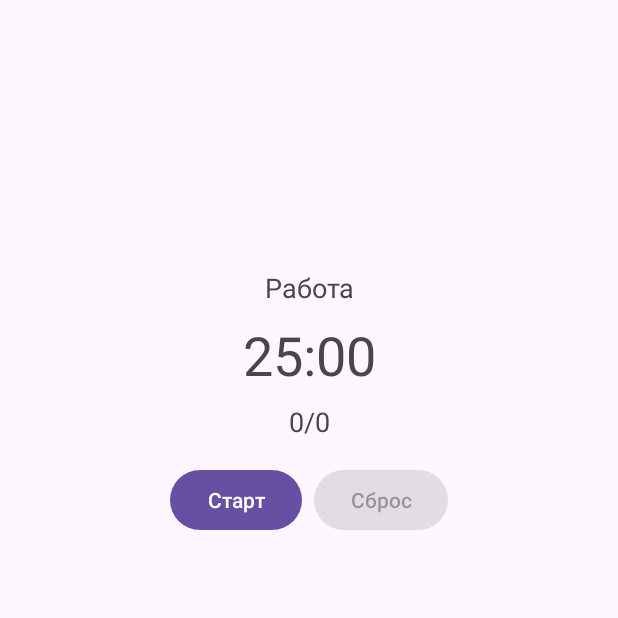
After one commit to Raytist/ITiger, an Android app: the PomodoroActivity screen opened directly, with no data from a screen before it, on a phone screen of 412 x 824 dp, the top half of it. The commit adds this screen. Run offline under Robolectric (Android 15) with nearby library versions, the phone set to English and light mode, and no system bars; 1 statement that could not run was skipped.

Commit message:
POMODORO

```diff
--- a/app/src/main/AndroidManifest.xml
+++ b/app/src/main/AndroidManifest.xml
@@ -1,10 +1,12 @@
 <?xml version="1.0" encoding="utf-8"?>
 <manifest xmlns:android="http://schemas.android.com/apk/res/android"
     xmlns:tools="http://schemas.android.com/tools">
+
     <uses-permission android:name="android.permission.FOREGROUND_SERVICE" />
     <uses-permission android:name="android.permission.FOREGROUND_SERVICE_DATA_SYNC" />
     <uses-permission android:name="android.permission.FOREGROUND_SERVICE_MEDIA_PLAYBACK" />
     <uses-permission android:name="android.permission.POST_NOTIFICATIONS" />
+
     <application
         android:allowBackup="true"
         android:dataExtractionRules="@xml/data_extraction_rules"
@@ -15,6 +17,9 @@
         android:supportsRtl="true"
         android:theme="@style/Theme.ITiger"
         tools:targetApi="33">
+        <activity
+            android:name=".PomodoroActivity"
+            android:exported="false" />
         <activity
             android:name=".ArchiveActivity"
             android:exported="false" />
@@ -27,6 +32,7 @@
                 <category android:name="android.intent.category.LAUNCHER" />
             </intent-filter>
         </activity>
+
         <service
             android:name=".PomodoroService"
             android:exported="false"
--- /dev/null
+++ b/app/src/main/res/layout/activity_pomodoro.xml
@@ -0,0 +1,97 @@
+<?xml version="1.0" encoding="utf-8"?>
+<LinearLayout xmlns:android="http://schemas.android.com/apk/res/android"
+    android:layout_width="match_parent"
+    android:layout_height="match_parent"
+    android:orientation="vertical"
+    android:padding="16dp">
+
+    <!-- Информация о тетромино -->
+    <TextView
+        android:id="@+id/text_title"
+        android:layout_width="match_parent"
+        android:layout_height="wrap_content"
+        android:textSize="20sp"
+        android:textStyle="bold"
+        android:paddingBottom="8dp"/>
+
+    <TextView
+        android:id="@+id/text_description"
+        android:layout_width="match_parent"
+        android:layout_height="wrap_content"
+        android:textSize="16sp"
+        android:paddingBottom="8dp"
+        android:maxLines="5"
+        android:ellipsize="end"
+        android:scrollbars="vertical"/>
+
+    <TextView
+        android:id="@+id/text_category"
+        android:layout_width="match_parent"
+        android:layout_height="wrap_content"
+        android:textSize="16sp"
+        android:paddingBottom="8dp"/>
+
+    <TextView
+        android:id="@+id/text_difficulty"
+        android:layout_width="match_parent"
+        android:layout_height="wrap_content"
+        android:textSize="16sp"
+        android:paddingBottom="8dp"/>
+
+    <TextView
+        android:id="@+id/text_time"
+        android:layout_width="match_parent"
+        android:layout_height="wrap_content"
+        android:textSize="16sp"
+        android:paddingBottom="16dp"/>
+
+    <!-- Элементы управления Pomodoro -->
+    <TextView
+        android:id="@+id/pomodoro_status"
+        android:layout_width="match_parent"
+        android:layout_height="wrap_content"
+        android:text="Работа"
+        android:textSize="18sp"
+        android:gravity="center"
+        android:paddingBottom="8dp"/>
+
+    <TextView
+        android:id="@+id/pomodoro_timer"
+        android:layout_width="match_parent"
+        android:layout_height="wrap_content"
+        android:text="25:00"
+        android:textSize="36sp"
+        android:gravity="center"
+        android:paddingBottom="8dp"/>
+
+    <TextView
+        android:id="@+id/pomodoro_cycles"
+        android:layout_width="match_parent"
+        android:layout_height="wrap_content"
+        android:text="0/0"
+        android:textSize="18sp"
+        android:gravity="center"
+        android:paddingBottom="16dp"/>
+
+    <LinearLayout
+        android:layout_width="match_parent"
+        android:layout_height="wrap_content"
+        android:orientation="horizontal"
+        android:gravity="center">
+
+        <Button
+            android:id="@+id/btn_start_pause"
+            android:layout_width="wrap_content"
+            android:layout_height="wrap_content"
+            android:text="Старт"
+            android:layout_marginEnd="8dp"/>
+
+        <Button
+            android:id="@+id/btn_reset"
+            android:layout_width="wrap_content"
+            android:layout_height="wrap_content"
+            android:text="Сброс"
+            android:enabled="false"/>
+    </LinearLayout>
+
+</LinearLayout>
```
Also changed, not shown: app/src/main/java/com/example/itiger/MainActivity.java (+24 -5 lines), app/src/main/java/com/example/itiger/PomodoroActivity.java (added, +259 -0 lines), app/src/main/java/com/example/itiger/PomodoroService.java (+26 -22 lines), app/src/main/res/drawable/baseline_access_time_24.xml (added, +7 -0 lines), app/src/main/res/layout/activity_main.xml (+13 -3 lines).
